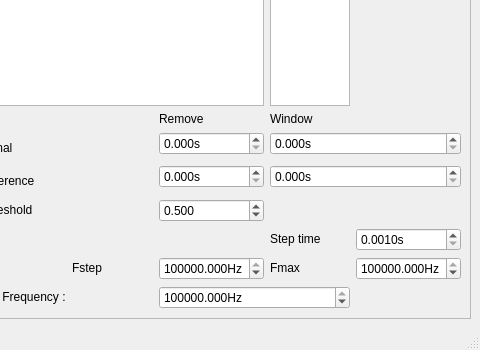
Old version of the form gui/confocal_gui/confocal_gui_complex.ui in the repository hbabashah/LQNO_NV_exp; both pictures show x 339 to 819 and y 525 to 875 of the 819 by 875 pixel window.
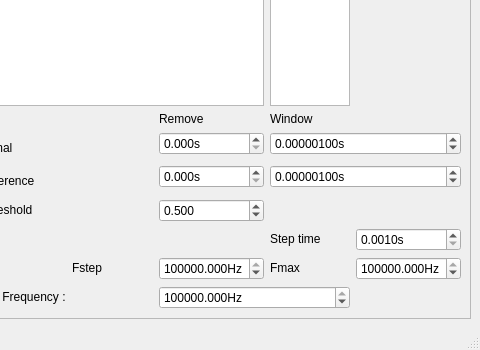
New version of the form. Icons and pictures are not drawn. Custom widgets are drawn as their Qt base class.

Commit message: Lock in added to the pulse gui

```diff
--- a/gui/confocal_gui/confocal_gui_complex.ui
+++ b/gui/confocal_gui/confocal_gui_complex.ui
@@ -700,7 +700,7 @@
           <string>s</string>
          </property>
          <property name="decimals">
-          <number>3</number>
+          <number>8</number>
          </property>
          <property name="maximum">
           <double>1.000000000000000</double>
@@ -709,7 +709,7 @@
           <double>0.000001000000000</double>
          </property>
          <property name="value">
-          <double>0.000000000000000</double>
+          <double>0.000001000000000</double>
          </property>
         </widget>
        </item>
@@ -833,7 +833,7 @@
           <string>s</string>
          </property>
          <property name="decimals">
-          <number>3</number>
+          <number>8</number>
          </property>
          <property name="maximum">
           <double>1.000000000000000</double>
@@ -842,7 +842,7 @@
           <double>0.000001000000000</double>
          </property>
          <property name="value">
-          <double>0.000000000000000</double>
+          <double>0.000001000000000</double>
          </property>
         </widget>
        </item>
```
Left out of the diff: 5 changed lines with no effect on the pictures.
